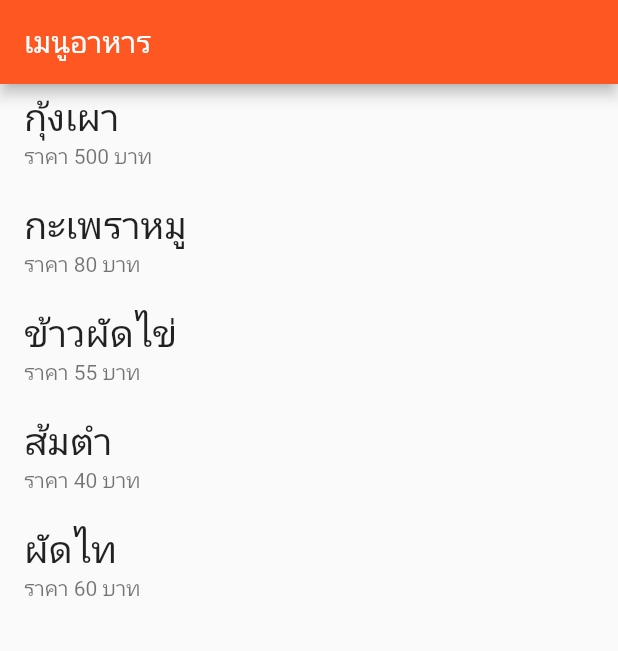
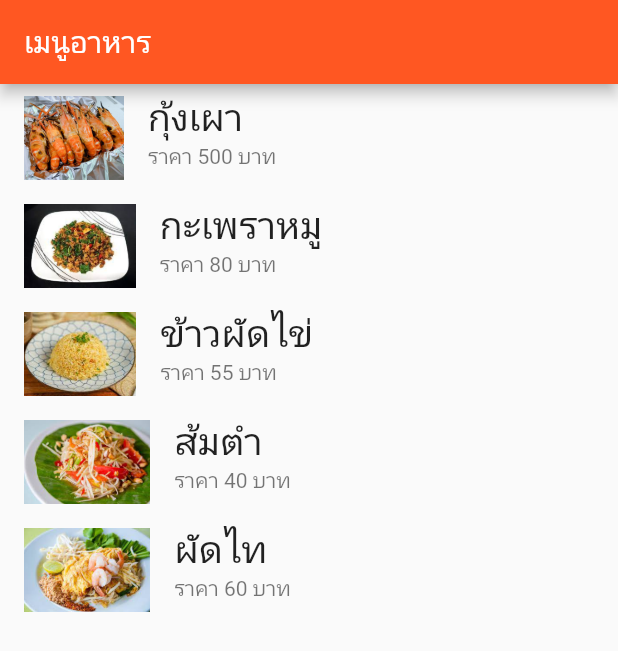
Before and after one commit to dail555/flutter_demo, a Flutter app: the screen it shows after launch, on a phone screen of 412 x 824 dp. Shown: the top 651 px of the screen. Run offline on Flutter 3.47's test engine with Material 2 defaults, Android fonts, the phone set to English and light mode, and no system bars.

```diff
--- a/lib/FoodMenu.dart
+++ b/lib/FoodMenu.dart
@@ -1,6 +1,7 @@
 class FoodMenu {
   String name;
   String price;
+  String img;
 
-  FoodMenu(this.name, this.price);
+  FoodMenu(this.name, this.price, this.img);
 }
--- a/lib/main.dart
+++ b/lib/main.dart
@@ -25,11 +25,11 @@ class MyHomePage extends StatefulWidget {
 
 class _MyHomePageState extends State<MyHomePage> {
   List<FoodMenu> menu = [
-    FoodMenu('กุ้งเผา', '500'),
-    FoodMenu('กะเพราหมู', '80'),
-    FoodMenu('ข้าวผัดไข่', '55'),
-    FoodMenu('ส้มตำ', '40'),
-    FoodMenu('ผัดไท', '60'),
+    FoodMenu('กุ้งเผา', '500', 'assets/image/pic1.jpg'),
+    FoodMenu('กะเพราหมู', '80', 'assets/image/pic2.jpg'),
+    FoodMenu('ข้าวผัดไข่', '55', 'assets/image/pic3.jpg'),
+    FoodMenu('ส้มตำ', '40', 'assets/image/pic4.jpg'),
+    FoodMenu('ผัดไท', '60', 'assets/image/pic5.jpg'),
   ];
 
   @override
@@ -43,7 +43,11 @@ class _MyHomePageState extends State<MyHomePage> {
           itemBuilder: (BuildContext context, int index) {
             FoodMenu food = menu[index];
             return ListTile(
-              title: Text(food.name,style: TextStyle(fontSize:25),),
+              leading: Image.asset(food.img),
+              title: Text(
+                food.name,
+                style: TextStyle(fontSize: 25),
+              ),
               subtitle: Text("ราคา ${food.price} บาท"),
             );
           }),
--- a/pubspec.yaml
+++ b/pubspec.yaml
@@ -49,7 +49,7 @@ flutter:
   #   - images/a_dot_burr.jpeg
   #   - images/a_dot_ham.jpeg
   assets:
-    - assets/image
+    - assets/image/
 
 
   # An image asset can refer to one or more resolution-specific "variants", see
```
